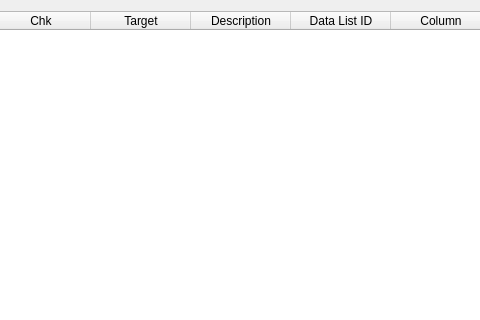
SeungHwan-Baek/test_tool, file UI/auto_variable_dialog.ui: the form before one commit; both pictures show x 572 to 1052 and y 0 to 320 of the 1407 by 812 pixel window.
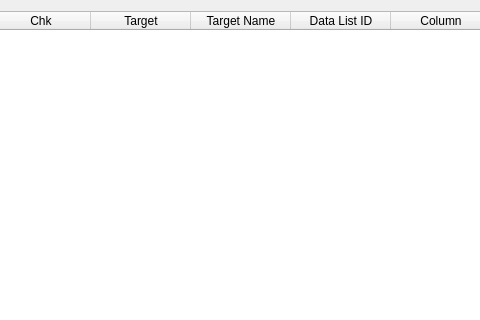
The form after the commit.

Diff of the .ui file:
```diff
--- a/UI/auto_variable_dialog.ui
+++ b/UI/auto_variable_dialog.ui
@@ -306,7 +306,7 @@
              </column>
              <column>
               <property name="text">
-               <string>Description</string>
+               <string>Target Name</string>
               </property>
              </column>
              <column>
```
